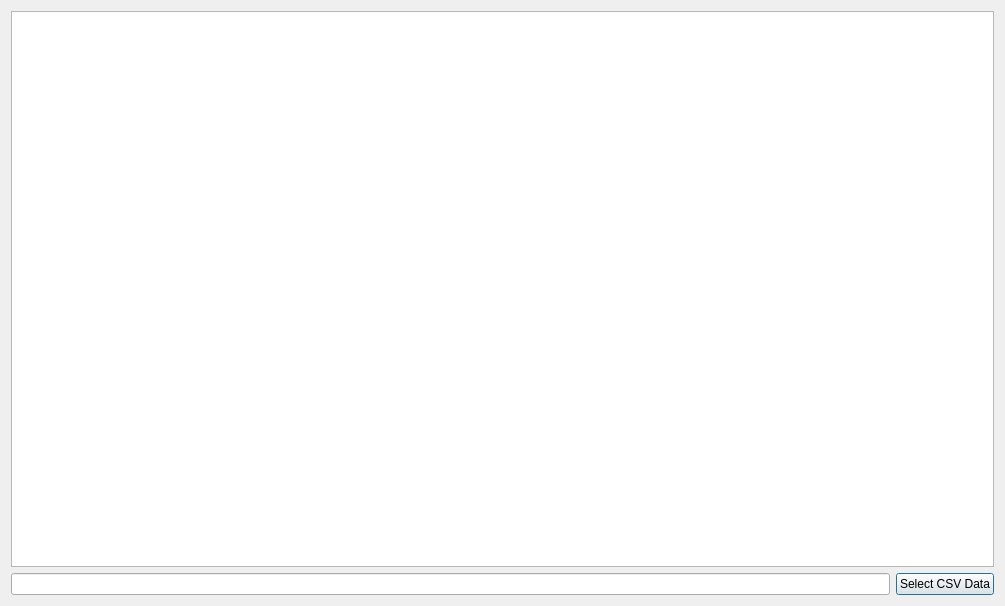
Qt form menu.ui (HaydnG/dimensionality-reduction-ui) before a commit.
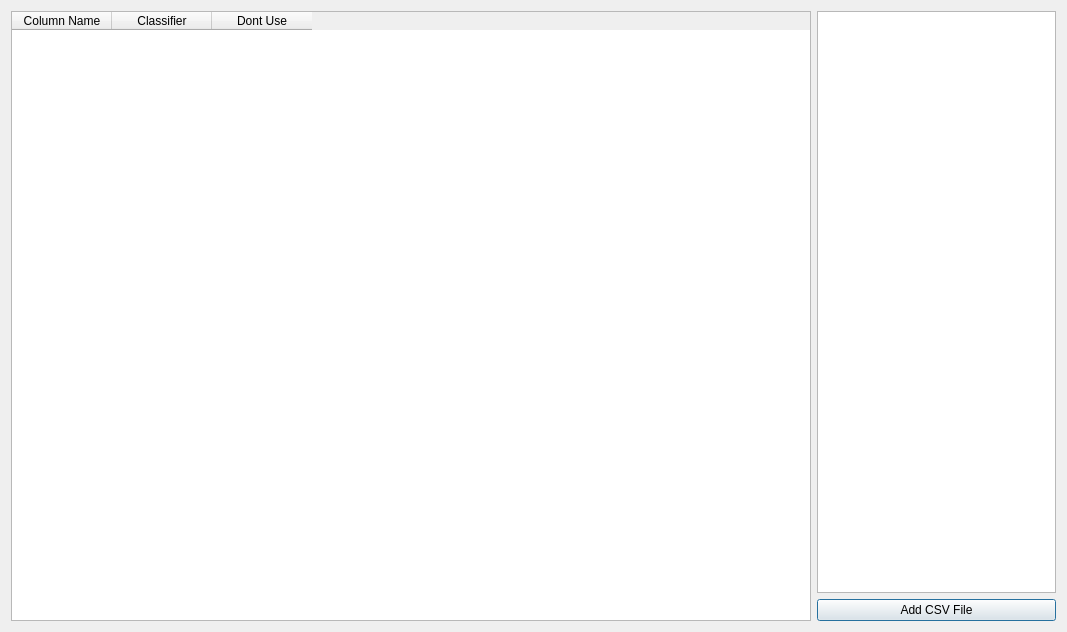
The same form after that commit.

Patch:
```diff
--- a/menu.ui
+++ b/menu.ui
@@ -6,31 +6,57 @@
    <rect>
     <x>0</x>
     <y>0</y>
-    <width>1005</width>
-    <height>606</height>
+    <width>1067</width>
+    <height>632</height>
    </rect>
   </property>
   <property name="windowTitle">
    <string>Dimensionality Reduction UI</string>
   </property>
   <layout class="QGridLayout" name="gridLayout_2">
-   <item row="1" column="1">
-    <layout class="QGridLayout" name="gridLayout_4">
-     <item row="1" column="0">
-      <widget class="QLineEdit" name="filePath"/>
+   <item row="0" column="0" colspan="2">
+    <layout class="QGridLayout" name="gridLayout">
+     <item row="0" column="2">
+      <layout class="QGridLayout" name="gridLayout_4">
+       <item row="1" column="0">
+        <widget class="QPushButton" name="uploadButton">
+         <property name="text">
+          <string>Add CSV File</string>
+         </property>
+        </widget>
+       </item>
+       <item row="0" column="0">
+        <widget class="QListWidget" name="listWidget"/>
+       </item>
+      </layout>
      </item>
-     <item row="1" column="1">
-      <widget class="QPushButton" name="uploadButton">
-       <property name="text">
-        <string>Select CSV Data</string>
+     <item row="0" column="0">
+      <widget class="QTableWidget" name="tableWidget">
+       <property name="minimumSize">
+        <size>
+         <width>800</width>
+         <height>0</height>
+        </size>
        </property>
+       <column>
+        <property name="text">
+         <string>Column Name</string>
+        </property>
+       </column>
+       <column>
+        <property name="text">
+         <string>Classifier</string>
+        </property>
+       </column>
+       <column>
+        <property name="text">
+         <string>Dont Use</string>
+        </property>
+       </column>
       </widget>
      </item>
     </layout>
    </item>
-   <item row="0" column="1">
-    <widget class="QListView" name="listView"/>
-   </item>
   </layout>
  </widget>
  <resources/>
```
